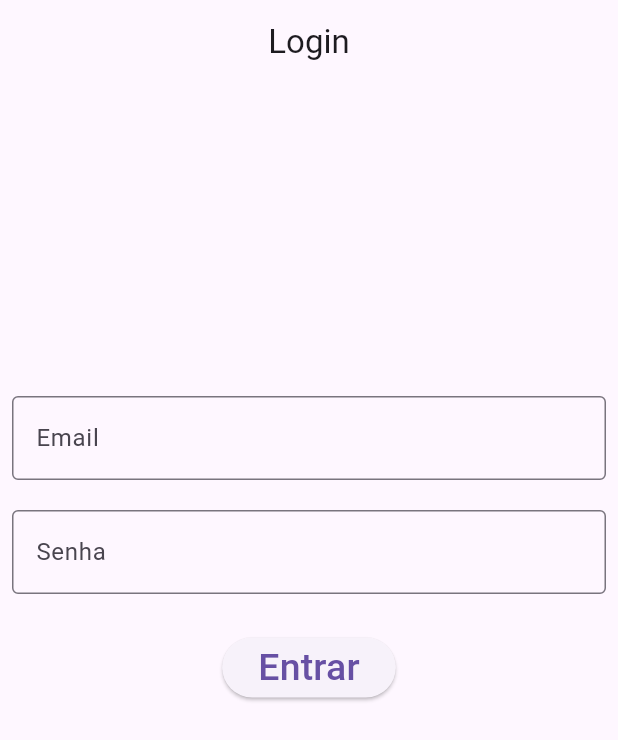
After one commit to Felliny/anotacoes_de_pedidos, a Flutter app: the screen it shows after launch, after a tap on "Entrar", on a phone screen of 412 x 824 dp. The commit adds this screen. Shown: the top 740 px of the screen. Run offline on Flutter 3.47's test engine with Material 3 defaults, Android fonts, the phone set to English and light mode, and no system bars; our stand-ins replace firebase_auth, firebase_core; accounts and stored records are empty; generated files the repository leaves out were written again; network calls fail.

Commit message:
feat: UPDATE
HandleExceptions no login_view.dart

Nomes trocado da login.dart para login_view.dart, anotacoes_entrega.dart para anotacoes_entrega_view.dart

initializeApp trocado para o login(depois vai ser alterado)

```diff
--- a/lib/main.dart
+++ b/lib/main.dart
@@ -2,7 +2,7 @@
 // Possui a rotas das principais paginas
 
 
-import 'package:anotacoes_de_pedidos/view/login.dart';
+import 'package:anotacoes_de_pedidos/view/login_view.dart';
 import 'package:firebase_core/firebase_core.dart';
 import 'package:flutter/material.dart';
 import 'package:flutter/services.dart';
@@ -12,9 +12,9 @@ import 'firebase_options.dart';
 void main() async {
   WidgetsFlutterBinding.ensureInitialized(); // ensure that the binding is initialized before accessing it.
   SystemChrome.setEnabledSystemUIMode(SystemUiMode.edgeToEdge); // comando para não deixar a barra de notificação preta quando utiliza SafeArea
-  await Firebase.initializeApp(
-    options: DefaultFirebaseOptions.currentPlatform,
-  );
+  // await Firebase.initializeApp(
+  //   options: DefaultFirebaseOptions.currentPlatform,
+  // );
 
   runApp(MaterialApp(
       title: 'Login',
@@ -22,7 +22,7 @@ void main() async {
         primarySwatch: Colors.lightBlue,
         useMaterial3: true,
       ),
-      home: const Login(),
+      home: const LoginView(),
       debugShowCheckedModeBanner: false,
     )
   );
--- /dev/null
+++ b/lib/view/login_view.dart
@@ -0,0 +1,111 @@
+/*
+Pagina de login
+ */
+
+import 'package:firebase_auth/firebase_auth.dart';
+import 'package:firebase_core/firebase_core.dart';
+import 'package:flutter/material.dart';
+
+import '../firebase_options.dart';
+
+class LoginView extends StatefulWidget {
+  const LoginView({super.key});
+
+  @override
+  State<LoginView> createState() => _LoginViewState();
+}
+
+class _LoginViewState extends State<LoginView> {
+  late final TextEditingController _email;
+  late final TextEditingController _senha;
+
+  @override
+  void initState() {
+    _email = TextEditingController();
+    _senha = TextEditingController();
+
+    super.initState();
+  }
+
+  @override
+  void dispose() {
+    _email.dispose();
+    _senha.dispose();
+
+    super.dispose();
+  }
+
+  @override
+  Widget build(BuildContext context) {
+    return Scaffold(
+      appBar: AppBar(
+        title: const Text("Login"),
+        centerTitle: true,
+      ),
+      body: FutureBuilder(
+        future: Firebase.initializeApp(
+          options: DefaultFirebaseOptions.currentPlatform,
+        ),
+        builder: (context, snapshot) {
+          return Padding(
+            padding: const EdgeInsets.all(8.0),
+            child: Column(
+              children: [
+                const SizedBox(height: 200),
+
+                TextField(
+                  controller: _email,
+                  obscureText: false,
+                  keyboardType: TextInputType.emailAddress,
+                  decoration: const InputDecoration(
+                      border: OutlineInputBorder(), labelText: "Email"),
+                ),
+
+                const SizedBox(height: 20),
+
+                TextField(
+                  controller: _senha,
+                  obscureText: true,
+                  keyboardType: TextInputType.number,
+                  decoration: const InputDecoration(
+                      border: OutlineInputBorder(), labelText: "Senha"),
+                ),
+
+                const SizedBox(height: 25),
+                // separa o botão de login do textfield
+
+                ElevatedButton(
+                    onPressed: () async {
+                      final email = _email.text;
+                      final senha = _senha.text;
+
+                      try {
+                        final user = await FirebaseAuth.instance
+                            .signInWithEmailAndPassword(
+                                email: email, password: senha);
+
+                        print(user);
+                      } on FirebaseAuthException catch (e) {
+                        if (e.code == 'invalid-credential'){
+                          print("invalid credential");
+                        }
+                        else {
+                          print("something bad happened");
+                          print(e.code);
+                        }
+
+                      }
+
+                    },
+                    child: const Text(
+                      "Entrar",
+                      style: TextStyle(fontSize: 25),
+                    )),
+              ],
+            ),
+          );
+        },
+      ),
+    );
+  }
+}
```
Also changed, not shown: lib/view/login.dart (deleted, +0 -91 lines), lib/view/Entrega/anotacoes_entrega_view.dart (renamed from lib/view/Entrega/anotacoes_entrega.dart).
